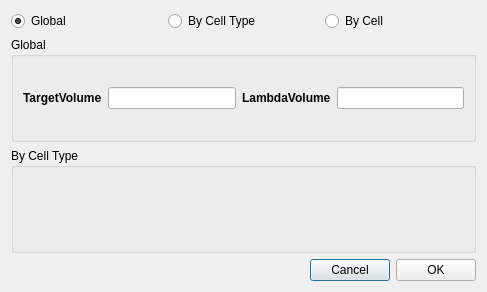
Above: cc3d/twedit5/Plugins/CC3DGUIDesign/ModelTools/Volume/volumedlg.ui from CompuCell3D/cc3d-twedit5 before the change. Below: the same form after it.
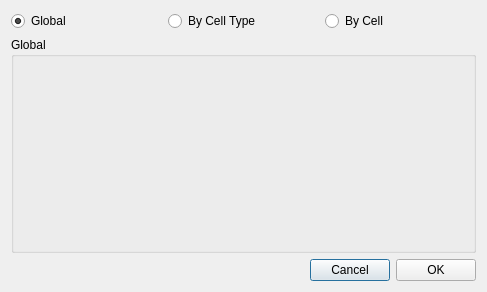
That is the form after the change.

Diff of the .ui file:
```diff
--- a/cc3d/twedit5/Plugins/CC3DGUIDesign/ModelTools/Volume/volumedlg.ui
+++ b/cc3d/twedit5/Plugins/CC3DGUIDesign/ModelTools/Volume/volumedlg.ui
@@ -47,39 +47,7 @@
      <property name="title">
       <string>Global</string>
      </property>
-     <layout class="QHBoxLayout" name="horizontalLayout_3">
-      <item>
-       <layout class="QHBoxLayout" name="globalLayout">
-        <item>
-         <widget class="QLabel" name="label">
-          <property name="text">
-           <string>&lt;html&gt;&lt;head/&gt;&lt;body&gt;&lt;p&gt;&lt;span style=&quot; font-weight:600;&quot;&gt;TargetVolume&lt;/span&gt;&lt;/p&gt;&lt;/body&gt;&lt;/html&gt;</string>
-          </property>
-         </widget>
-        </item>
-        <item>
-         <widget class="QLineEdit" name="target_vol_LE"/>
-        </item>
-        <item>
-         <widget class="QLabel" name="label_2">
-          <property name="text">
-           <string>&lt;html&gt;&lt;head/&gt;&lt;body&gt;&lt;p&gt;&lt;span style=&quot; font-weight:600;&quot;&gt;LambdaVolume&lt;/span&gt;&lt;/p&gt;&lt;/body&gt;&lt;/html&gt;</string>
-          </property>
-         </widget>
-        </item>
-        <item>
-         <widget class="QLineEdit" name="lambda_vol_LE"/>
-        </item>
-       </layout>
-      </item>
-     </layout>
-    </widget>
-   </item>
-   <item>
-    <widget class="QGroupBox" name="bytypeGB">
-     <property name="title">
-      <string>By Cell Type</string>
-     </property>
+     <layout class="QHBoxLayout" name="horizontalLayout_4"/>
     </widget>
    </item>
    <item>
```
Left out of the diff: 42 changed lines with no effect on the pictures.
